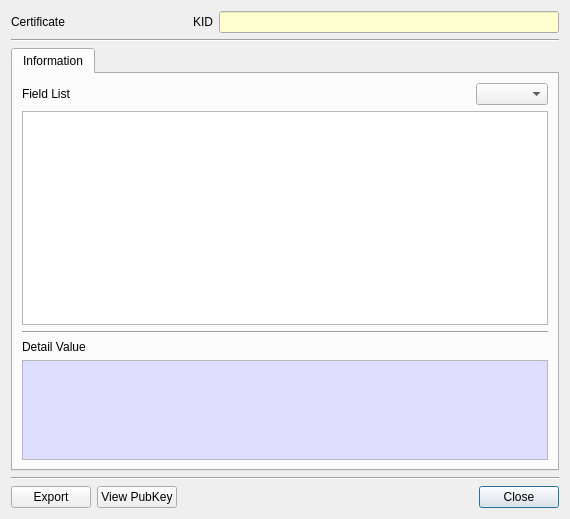
Old version of the form CryptokiMan/cert_info_dlg.ui in the repository jykim74/CryptokiMan.
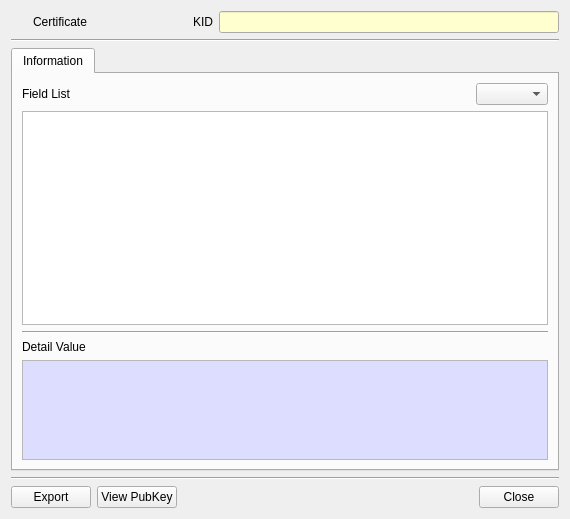
New version of the form. Icons and pictures are not drawn.

```diff
--- a/CryptokiMan/cert_info_dlg.ui
+++ b/CryptokiMan/cert_info_dlg.ui
@@ -19,21 +19,7 @@
      <property name="topMargin">
       <number>0</number>
      </property>
-     <item row="0" column="2">
-      <widget class="QLabel" name="label_4">
-       <property name="text">
-        <string>KID</string>
-       </property>
-      </widget>
-     </item>
-     <item row="0" column="0">
-      <widget class="QLabel" name="label_3">
-       <property name="text">
-        <string>Certificate</string>
-       </property>
-      </widget>
-     </item>
-     <item row="0" column="3">
+     <item row="0" column="4">
       <widget class="QLineEdit" name="mKIDText">
        <property name="minimumSize">
         <size>
@@ -76,7 +62,7 @@
        </property>
       </widget>
      </item>
-     <item row="0" column="1">
+     <item row="0" column="2">
       <spacer name="horizontalSpacer_3">
        <property name="orientation">
         <enum>Qt::Horizontal</enum>
@@ -89,6 +75,46 @@
        </property>
       </spacer>
      </item>
+     <item row="0" column="1">
+      <widget class="QLabel" name="mHeadLabel">
+       <property name="text">
+        <string>Certificate</string>
+       </property>
+      </widget>
+     </item>
+     <item row="0" column="3">
+      <widget class="QLabel" name="label_4">
+       <property name="text">
+        <string>KID</string>
+       </property>
+      </widget>
+     </item>
+     <item row="0" column="0">
+      <widget class="QPushButton" name="mCertBtn">
+       <property name="minimumSize">
+        <size>
+         <width>16</width>
+         <height>0</height>
+        </size>
+       </property>
+       <property name="maximumSize">
+        <size>
+         <width>16</width>
+         <height>16777215</height>
+        </size>
+       </property>
+       <property name="text">
+        <string/>
+       </property>
+       <property name="icon">
+        <iconset resource="cryptokiman.qrc">
+         <normaloff>:/images/cert.png</normaloff>:/images/cert.png</iconset>
+       </property>
+       <property name="flat">
+        <bool>true</bool>
+       </property>
+      </widget>
+     </item>
     </layout>
    </item>
    <item>
```
Left out of the diff: 4 changed lines with no effect on the pictures.
